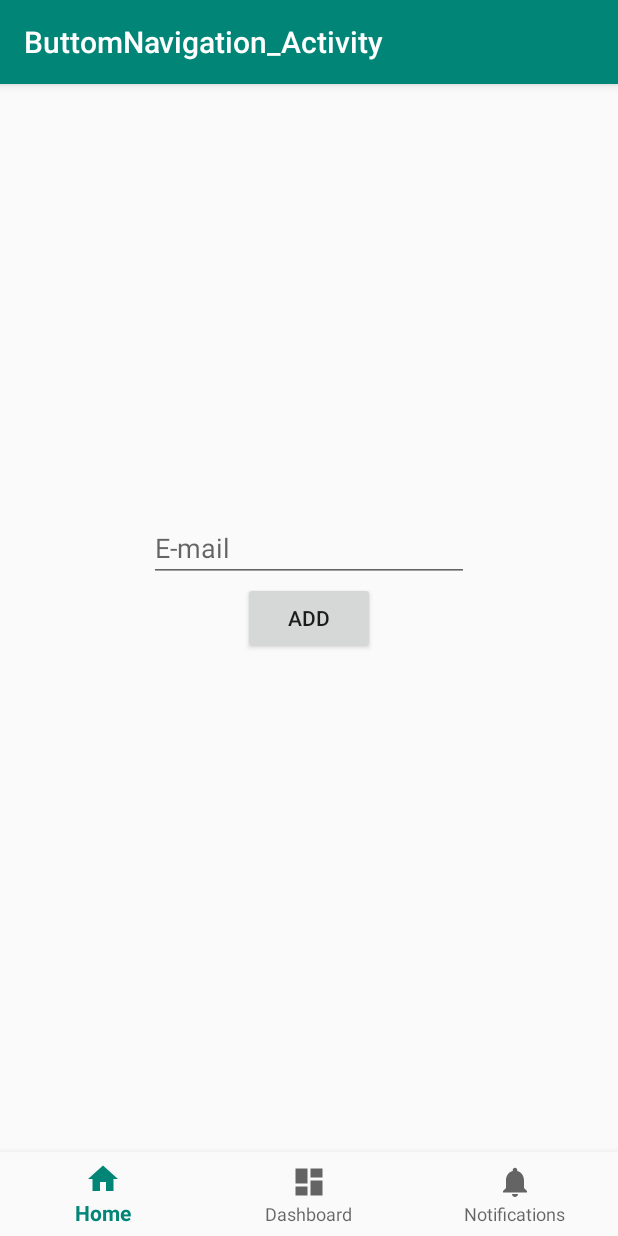
After one commit to MustafaKemalOzdemir/P2PSN, an Android app: the fragment FragmentAddFriend placed in its activity, on a phone screen of 412 x 824 dp. The commit adds this screen. Run offline under Robolectric (Android 15) with nearby library versions, the phone set to English and light mode, and no system bars.

Commit message:
Dropbox provider

```diff
--- /dev/null
+++ b/app/src/main/java/com/example/dropboxtest/ButtomNavigation_Activity.java
@@ -0,0 +1,58 @@
+package com.example.dropboxtest;
+
+import android.os.Bundle;
+import android.support.annotation.NonNull;
+import android.support.design.widget.BottomNavigationView;
+import android.support.v4.app.Fragment;
+import android.support.v7.app.AppCompatActivity;
+import android.util.Log;
+import android.view.MenuItem;
+import android.view.View;
+import android.widget.Button;
+import android.widget.EditText;
+import android.widget.TextView;
+
+public class ButtomNavigation_Activity extends AppCompatActivity {
+
+
+
+    private BottomNavigationView.OnNavigationItemSelectedListener mOnNavigationItemSelectedListener
+            = new BottomNavigationView.OnNavigationItemSelectedListener() {
+
+        @Override
+        public boolean onNavigationItemSelected(@NonNull MenuItem item) {
+            Fragment SelectedFragment=null;
+            switch (item.getItemId()) {
+                case R.id.navigation_home:
+                    SelectedFragment=new FragmentHome();
+                    break;
+
+                case R.id.navigation_dashboard:
+                    SelectedFragment=new FragmentAddFriend();
+                    break;
+
+                case R.id.navigation_notifications:
+                    break;
+
+            }
+            getSupportFragmentManager().beginTransaction().replace(R.id.fragment_container,SelectedFragment).commit();
+            return true;
+        }
+    };
+
+    @Override
+    protected void onCreate(Bundle savedInstanceState) {
+        super.onCreate(savedInstanceState);
+        setContentView(R.layout.activity_buttom_navigation_);
+        getSupportFragmentManager().beginTransaction().replace(R.id.fragment_container,new FragmentHome()).commit();
+
+
+        BottomNavigationView navigation = (BottomNavigationView) findViewById(R.id.navigation);
+        navigation.setOnNavigationItemSelectedListener(mOnNavigationItemSelectedListener);
+
+        //Fragment not created!!!!!
+
+
+    }
+
+}
--- a/app/src/main/java/com/example/dropboxtest/Constants.java
+++ b/app/src/main/java/com/example/dropboxtest/Constants.java
@@ -2,5 +2,6 @@ package com.example.dropboxtest;
 
 public class Constants {
    public static String ACCESS_TOKEN="";
+   public static String Main_File_Path="/P2PSN/Data";
 
 }
--- /dev/null
+++ b/app/src/main/java/com/example/dropboxtest/FragmentAddFriend.java
@@ -0,0 +1,32 @@
+package com.example.dropboxtest;
+
+import android.os.Bundle;
+import android.support.annotation.NonNull;
+import android.support.annotation.Nullable;
+import android.support.v4.app.Fragment;
+import android.util.Log;
+import android.view.LayoutInflater;
+import android.view.View;
+import android.view.ViewGroup;
+import android.widget.Button;
+import android.widget.EditText;
+
+public class FragmentAddFriend extends Fragment {
+    @Nullable
+    @Override
+    public View onCreateView(@NonNull LayoutInflater inflater, @Nullable ViewGroup container, @Nullable Bundle savedInstanceState) {
+        View v = inflater.inflate(R.layout.fragment_addfriend, container, false);
+
+        final EditText editText=v.findViewById(R.id.editTextAddFriend);
+        Button button=v.findViewById(R.id.buttonAddFriend);
+        button.setOnClickListener(new View.OnClickListener() {
+            @Override
+            public void onClick(View v) {
+                String email=editText.getText().toString();
+                Log.v("TestV2",email);
+            }
+        });
+        return v;
+    }
+
+}
--- /dev/null
+++ b/app/src/main/java/com/example/dropboxtest/FragmentHome.java
@@ -0,0 +1,17 @@
+package com.example.dropboxtest;
+
+import android.os.Bundle;
+import android.support.annotation.NonNull;
+import android.support.annotation.Nullable;
+import android.support.v4.app.Fragment;
+import android.view.LayoutInflater;
+import android.view.View;
+import android.view.ViewGroup;
+
+public class FragmentHome extends Fragment {
+    @Nullable
+    @Override
+    public View onCreateView(@NonNull LayoutInflater inflater, @Nullable ViewGroup container, @Nullable Bundle savedInstanceState) {
+        return inflater.inflate(R.layout.fragment_home,container,false);
+    }
+}
--- /dev/null
+++ b/app/src/main/res/drawable/ic_dashboard_black_24dp.xml
@@ -0,0 +1,9 @@
+<vector xmlns:android="http://schemas.android.com/apk/res/android"
+    android:width="24dp"
+    android:height="24dp"
+    android:viewportWidth="24.0"
+    android:viewportHeight="24.0">
+    <path
+        android:fillColor="#FF000000"
+        android:pathData="M3,13h8L11,3L3,3v10zM3,21h8v-6L3,15v6zM13,21h8L21,11h-8v10zM13,3v6h8L21,3h-8z" />
+</vector>
--- /dev/null
+++ b/app/src/main/res/drawable/ic_home_black_24dp.xml
@@ -0,0 +1,9 @@
+<vector xmlns:android="http://schemas.android.com/apk/res/android"
+    android:width="24dp"
+    android:height="24dp"
+    android:viewportWidth="24.0"
+    android:viewportHeight="24.0">
+    <path
+        android:fillColor="#FF000000"
+        android:pathData="M10,20v-6h4v6h5v-8h3L12,3 2,12h3v8z" />
+</vector>
--- /dev/null
+++ b/app/src/main/res/drawable/ic_notifications_black_24dp.xml
@@ -0,0 +1,9 @@
+<vector xmlns:android="http://schemas.android.com/apk/res/android"
+    android:width="24dp"
+    android:height="24dp"
+    android:viewportWidth="24.0"
+    android:viewportHeight="24.0">
+    <path
+        android:fillColor="#FF000000"
+        android:pathData="M12,22c1.1,0 2,-0.9 2,-2h-4c0,1.1 0.89,2 2,2zM18,16v-5c0,-3.07 -1.64,-5.64 -4.5,-6.32L13.5,4c0,-0.83 -0.67,-1.5 -1.5,-1.5s-1.5,0.67 -1.5,1.5v0.68C7.63,5.36 6,7.92 6,11v5l-2,2v1h16v-1l-2,-2z" />
+</vector>
--- /dev/null
+++ b/app/src/main/res/layout/activity_buttom_navigation_.xml
@@ -0,0 +1,27 @@
+<?xml version="1.0" encoding="utf-8"?>
+<RelativeLayout xmlns:android="http://schemas.android.com/apk/res/android"
+    xmlns:app="http://schemas.android.com/apk/res-auto"
+    xmlns:tools="http://schemas.android.com/tools"
+    android:id="@+id/container"
+    android:layout_width="match_parent"
+    android:layout_height="match_parent"
+    tools:context=".ButtomNavigation_Activity">
+    <FrameLayout
+        android:layout_width="match_parent"
+        android:layout_height="match_parent"
+        android:layout_above="@+id/navigation"
+        android:id="@+id/fragment_container"
+        />
+
+
+
+
+    <android.support.design.widget.BottomNavigationView
+        android:id="@+id/navigation"
+        android:layout_width="match_parent"
+        android:layout_height="wrap_content"
+        android:layout_alignParentBottom="true"
+        android:background="?android:attr/windowBackground"
+        app:menu="@menu/navigation" />
+
+</RelativeLayout>
--- /dev/null
+++ b/app/src/main/res/layout/fragment_addfriend.xml
@@ -0,0 +1,23 @@
+<?xml version="1.0" encoding="utf-8"?>
+<RelativeLayout xmlns:android="http://schemas.android.com/apk/res/android"
+    android:layout_width="match_parent" android:layout_height="match_parent">
+
+    <Button
+        android:id="@+id/buttonAddFriend"
+        android:layout_width="wrap_content"
+        android:layout_height="wrap_content"
+        android:layout_centerVertical="true"
+        android:layout_centerHorizontal="true"
+        android:text="Add" />
+
+    <EditText
+        android:id="@+id/editTextAddFriend"
+        android:layout_width="wrap_content"
+        android:layout_height="wrap_content"
+        android:layout_above="@+id/buttonAddFriend"
+        android:layout_centerInParent="true"
+        android:ems="10"
+        android:hint="E-mail"
+        android:inputType="textEmailAddress"/>
+
+</RelativeLayout>
--- /dev/null
+++ b/app/src/main/res/menu/navigation.xml
@@ -0,0 +1,19 @@
+<?xml version="1.0" encoding="utf-8"?>
+<menu xmlns:android="http://schemas.android.com/apk/res/android">
+
+    <item
+        android:id="@+id/navigation_home"
+        android:icon="@drawable/ic_home_black_24dp"
+        android:title="@string/title_home" />
+
+    <item
+        android:id="@+id/navigation_dashboard"
+        android:icon="@drawable/ic_dashboard_black_24dp"
+        android:title="@string/title_dashboard" />
+
+    <item
+        android:id="@+id/navigation_notifications"
+        android:icon="@drawable/ic_notifications_black_24dp"
+        android:title="@string/title_notifications" />
+
+</menu>
--- a/app/src/main/res/values/dimens.xml
+++ b/app/src/main/res/values/dimens.xml
@@ -1,3 +1,6 @@
 <resources>
     <dimen name="fab_margin">16dp</dimen>
+    <!-- Default screen margins, per the Android Design guidelines. -->
+    <dimen name="activity_horizontal_margin">16dp</dimen>
+    <dimen name="activity_vertical_margin">16dp</dimen>
 </resources>
--- a/app/src/main/res/values/strings.xml
+++ b/app/src/main/res/values/strings.xml
@@ -6,5 +6,9 @@
     <string name="sign_in">Sign In</string>
     <string name="log_in">Log In</string>
     <string name="cloud_dropbox">Select Dropbox</string>
+    <string name="title_activity_buttom_navigation_">ButtomNavigation_Activity</string>
+    <string name="title_home">Home</string>
+    <string name="title_dashboard">Dashboard</string>
+    <string name="title_notifications">Notifications</string>
 
 </resources>
```
Also changed, not shown: app/src/main/AndroidManifest.xml (+6 -6 lines), app/src/main/java/com/example/dropboxtest/AsyncCreateDirectory.java (added, +80 -0 lines), app/src/main/java/com/example/dropboxtest/AsyncUploadString.java (added, +55 -0 lines), app/src/main/java/com/example/dropboxtest/Cloud.java (+12 -2 lines), app/src/main/java/com/example/dropboxtest/Dropbox2Provider.java (added, +31 -0 lines), app/src/main/java/com/example/dropboxtest/DropboxProvider.java (+28 -20 lines), app/src/main/java/com/example/dropboxtest/LogInActivity.java (+13 -2 lines), app/src/main/res/layout/fragment_home.xml (added, +16 -0 lines).
